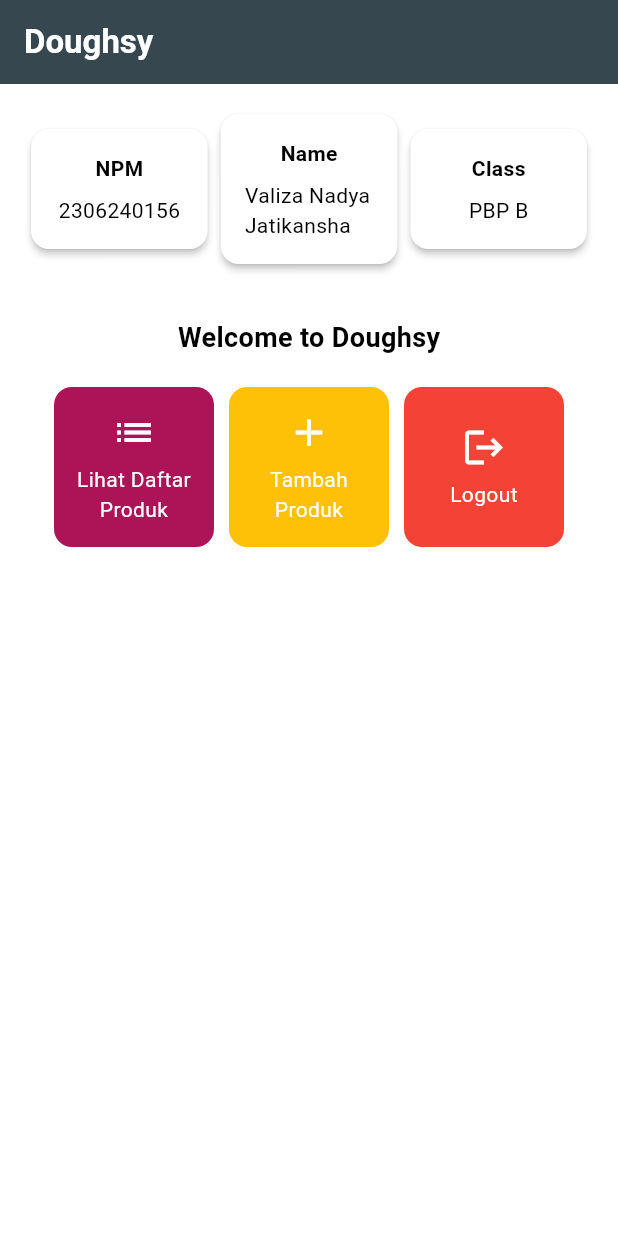
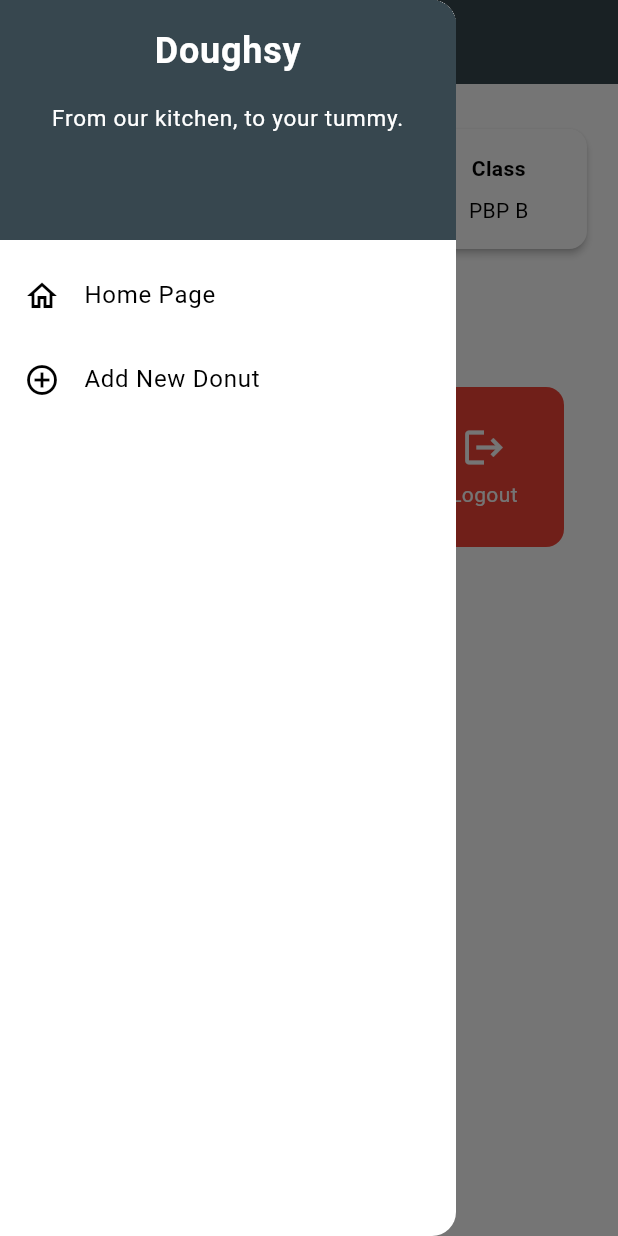
Before and after one commit to valizanady/doughsy-pbp-mobile, a Flutter app: the screen it shows after launch, with the side drawer open (before the commit the screen has no drawer), on a phone screen of 412 x 824 dp. Run offline on Flutter 3.47's test engine with Material 3 defaults, Android fonts, the phone set to English and light mode, and no system bars.

Commit message:
implement checklists tugas 8

```diff
--- a/lib/main.dart
+++ b/lib/main.dart
@@ -1,5 +1,5 @@
 import 'package:flutter/material.dart';
-import 'package:doughsy_pbp/menu.dart';
+import 'package:doughsy_pbp/screens/menu.dart';
 
 void main() {
   runApp(const MyApp());
--- a/lib/menu.dart
+++ b/lib/screens/menu.dart
@@ -1,9 +1,12 @@
 import 'package:flutter/material.dart';
+import 'package:doughsy_pbp/widgets/left_drawer.dart';
+import 'package:doughsy_pbp/widgets/product_card.dart';
+
 
 class MyHomePage extends StatelessWidget {
-  final String npm = '2306240156';
-  final String name = 'Valiza Nadya Jatikansha';
-  final String className = 'PBP B';
+  final String npm = '2306240156'; // NPM
+  final String name = 'Valiza Nadya Jatikansha'; // Nama
+  final String className = 'PBP B'; // Kelas
 
   final List<ItemHomepage> items = [
     ItemHomepage("Lihat Daftar Produk", Icons.list, Colors.pink.shade800),
@@ -15,8 +18,11 @@ class MyHomePage extends StatelessWidget {
 
   @override
   Widget build(BuildContext context) {
+    // Scaffold menyediakan struktur dasar halaman dengan AppBar dan body.
     return Scaffold(
+      // AppBar adalah bagian atas halaman yang menampilkan judul.
       appBar: AppBar(
+        // Judul aplikasi "Mental Health Tracker" dengan teks putih dan tebal.
         title: const Text(
           'Doughsy',
           style: TextStyle(
@@ -24,13 +30,19 @@ class MyHomePage extends StatelessWidget {
             fontWeight: FontWeight.bold,
           ),
         ),
+        // Warna latar belakang AppBar diambil dari skema warna tema aplikasi.
         backgroundColor: Theme.of(context).colorScheme.primary,
+        iconTheme: const IconThemeData(color: Colors.white),
       ),
+      drawer: const LeftDrawer(),
+      // Body halaman dengan padding di sekelilingnya.
       body: Padding(
         padding: const EdgeInsets.all(16.0),
+        // Menyusun widget secara vertikal dalam sebuah kolom.
         child: Column(
           crossAxisAlignment: CrossAxisAlignment.center,
           children: [
+            // Row untuk menampilkan 3 InfoCard secara horizontal.
             Row(
               mainAxisAlignment: MainAxisAlignment.spaceEvenly,
               children: [
@@ -39,10 +51,17 @@ class MyHomePage extends StatelessWidget {
                 InfoCard(title: 'Class', content: className),
               ],
             ),
+
+            // Memberikan jarak vertikal 16 unit.
             const SizedBox(height: 16.0),
+
+            // Menempatkan widget berikutnya di tengah halaman.
             Center(
               child: Column(
+                // Menyusun teks dan grid item secara vertikal.
+
                 children: [
+                  // Menampilkan teks sambutan dengan gaya tebal dan ukuran 18.
                   const Padding(
                     padding: EdgeInsets.only(top: 16.0),
                     child: Text(
@@ -53,13 +72,18 @@ class MyHomePage extends StatelessWidget {
                       ),
                     ),
                   ),
+
+                  // Grid untuk menampilkan ItemCard dalam bentuk grid 3 kolom.
                   GridView.count(
                     primary: true,
                     padding: const EdgeInsets.all(20),
                     crossAxisSpacing: 10,
                     mainAxisSpacing: 10,
                     crossAxisCount: 3,
+                    // Agar grid menyesuaikan tinggi kontennya.
                     shrinkWrap: true,
+
+                    // Menampilkan ItemCard untuk setiap item dalam list items.
                     children: items.map((ItemHomepage item) {
                       return ItemCard(item);
                     }).toList(),
@@ -75,6 +99,8 @@ class MyHomePage extends StatelessWidget {
 }
 
 class InfoCard extends StatelessWidget {
+  // Kartu informasi yang menampilkan title dan content.
+
   final String title;
   final String content;
 
@@ -83,10 +109,13 @@ class InfoCard extends StatelessWidget {
   @override
   Widget build(BuildContext context) {
     return Card(
+      // Membuat kotak kartu dengan bayangan dibawahnya.
       elevation: 2.0,
       child: Container(
-        width: MediaQuery.of(context).size.width / 3.5,
+        // Mengatur ukuran dan jarak di dalam kartu.
+        width: MediaQuery.of(context).size.width / 3.5, // menyesuaikan dengan lebar device yang digunakan.
         padding: const EdgeInsets.all(16.0),
+        // Menyusun title dan content secara vertikal.
         child: Column(
           children: [
             Text(
@@ -101,64 +130,3 @@ class InfoCard extends StatelessWidget {
     );
   }
 }
-
-class ItemHomepage {
-  final String name;
-  final IconData icon;
-  final Color color;
-
-  ItemHomepage(this.name, this.icon, this.color);
-}
-
-class ItemCard extends StatelessWidget {
-  final ItemHomepage item;
-
-  const ItemCard(this.item, {super.key});
-
-  @override
-  Widget build(BuildContext context) {
-    return Material(
-      color: item.color,
-      borderRadius: BorderRadius.circular(12),
-      child: InkWell(
-        onTap: () {
-          String message;
-          if (item.name == "Lihat Daftar Produk") {
-            message = "Kamu telah menekan tombol Lihat Daftar Produk";
-          } else if (item.name == "Tambah Produk") {
-            message = "Kamu telah menekan tombol Tambah Produk";
-          } else {
-            message = "Kamu telah menekan tombol Logout";
-          }
-
-          ScaffoldMessenger.of(context)
-            ..hideCurrentSnackBar()
-            ..showSnackBar(
-              SnackBar(content: Text(message)),
-            );
-        },
-        child: Container(
-          padding: const EdgeInsets.all(8),
-          child: Center(
-            child: Column(
-              mainAxisAlignment: MainAxisAlignment.center,
-              children: [
-                Icon(
-                  item.icon,
-                  color: Colors.white,
-                  size: 30.0,
-                ),
-                const Padding(padding: EdgeInsets.all(3)),
-                Text(
-                  item.name,
-                  textAlign: TextAlign.center,
-                  style: const TextStyle(color: Colors.white),
-                ),
-              ],
-            ),
-          ),
-        ),
-      ),
-    );
-  }
-}
--- /dev/null
+++ b/lib/widgets/left_drawer.dart
@@ -0,0 +1,69 @@
+import 'package:flutter/material.dart';
+import 'package:doughsy_pbp/screens/menu.dart';
+import 'package:doughsy_pbp/screens/productentry_form.dart';
+
+class LeftDrawer extends StatelessWidget {
+  const LeftDrawer({super.key});
+
+  @override
+  Widget build(BuildContext context) {
+    return Drawer(
+      child: ListView(
+        children: [
+          DrawerHeader(
+            decoration: BoxDecoration(
+              color: Theme.of(context).colorScheme.primary,
+            ),
+            child: const Column(
+              children: [
+                Text(
+                  'Doughsy',
+                  textAlign: TextAlign.center,
+                  style: TextStyle(
+                    fontSize: 24,
+                    fontWeight: FontWeight.bold,
+                    color: Colors.white,
+                  ),
+                ),
+                Padding(padding: EdgeInsets.all(8)),
+                Text(
+                  "From our kitchen, to your tummy.",
+                  textAlign: TextAlign.center,
+                  style: TextStyle(
+                    fontSize: 15,
+                    fontWeight: FontWeight.normal,
+                    color: Colors.white,
+                  ),
+                ),
+              ],
+            ),
+          ),
+          ListTile(
+            leading: const Icon(Icons.home_outlined),
+            title: const Text('Home Page'),
+            onTap: () {
+              Navigator.pushReplacement(
+                context,
+                MaterialPageRoute(
+                  builder: (context) => MyHomePage(),
+                ),
+              );
+            },
+          ),
+          ListTile(
+            leading: const Icon(Icons.add_circle_outline),
+            title: const Text('Add New Donut'),
+            onTap: () {
+              Navigator.pushReplacement(
+                context,
+                MaterialPageRoute(
+                  builder: (context) => ProductEntryFormPage(),
+                ),
+              );
+            },
+          ),
+        ],
+      ),
+    );
+  }
+}
--- /dev/null
+++ b/lib/widgets/product_card.dart
@@ -0,0 +1,69 @@
+import 'package:flutter/material.dart';
+import 'package:doughsy_pbp/screens/productentry_form.dart';
+
+class ItemHomepage {
+  final String name;
+  final IconData icon;
+  final Color color;
+
+  ItemHomepage(this.name, this.icon, this.color);
+}
+
+class ItemCard extends StatelessWidget {
+  // Displays a card with an icon and a name.
+
+  final ItemHomepage item;
+
+  const ItemCard(this.item, {super.key});
+
+  @override
+  Widget build(BuildContext context) {
+    return Material(
+      // Sets background color based on the item color.
+      color: item.color,
+      // Creates rounded corners for the card.
+      borderRadius: BorderRadius.circular(12),
+      child: InkWell(
+        // Action when the card is tapped.
+        onTap: () {
+          // Show a SnackBar when clicked
+          ScaffoldMessenger.of(context)
+            ..hideCurrentSnackBar()
+            ..showSnackBar(SnackBar(
+                content: Text("Kamu telah menekan tombol ${item.name}!")));
+
+          // Navigate to the appropriate route (depending on the button type)
+          if (item.name == "Tambah Produk") {
+            Navigator.push(
+              context,
+              MaterialPageRoute(builder: (context) => const ProductEntryFormPage()),
+            );
+          }
+        },
+        // Container to hold Icon and Text
+        child: Container(
+          padding: const EdgeInsets.all(8),
+          child: Center(
+            child: Column(
+              // Centers the icon and text in the card.
+              mainAxisAlignment: MainAxisAlignment.center,
+              children: [
+                Icon(
+                  item.icon,
+                  color: Colors.white,
+                  size: 30.0,
+                ),
+                const Padding(padding: EdgeInsets.all(3)),
+                Text(
+                  item.name,
+                  textAlign: TextAlign.center,
+                  style: const TextStyle(color: Colors.white),
+                ),
+              ],
+            ),
+          ),
+        ),
+      ),
+    );
+  }
+}
```
Also changed, not shown: lib/screens/productentry_form.dart (added, +267 -0 lines).
